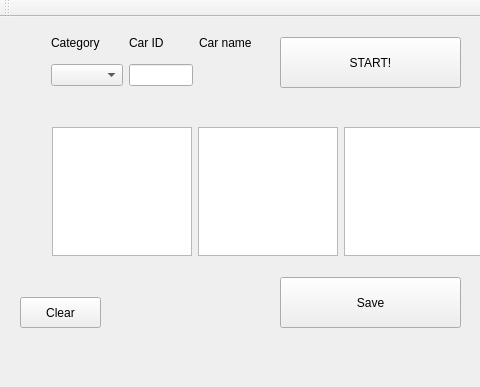
martro/RoboDriftSensors, file Software/Race/windowrace.ui: the form before one commit; both pictures show x 0 to 480 and y 0 to 387 of the 689 by 387 pixel window.
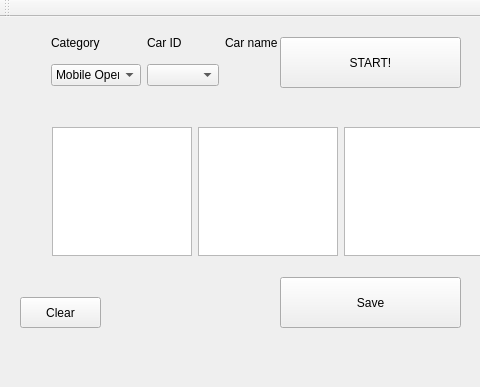
The form after the commit.

Diff of the .ui file:
```diff
--- a/Software/Race/windowrace.ui
+++ b/Software/Race/windowrace.ui
@@ -58,13 +58,29 @@
      <rect>
       <x>40</x>
       <y>0</y>
-      <width>223</width>
+      <width>249</width>
       <height>80</height>
      </rect>
     </property>
     <layout class="QGridLayout" name="gridLayout">
      <item row="1" column="0">
-      <widget class="QComboBox" name="comboBox"/>
+      <widget class="QComboBox" name="comboBoxCategory">
+       <item>
+        <property name="text">
+         <string>Mobile Open</string>
+        </property>
+       </item>
+       <item>
+        <property name="text">
+         <string>RoboDrift</string>
+        </property>
+       </item>
+       <item>
+        <property name="text">
+         <string>RC</string>
+        </property>
+       </item>
+      </widget>
      </item>
      <item row="0" column="0">
       <widget class="QLabel" name="label">
@@ -80,9 +96,6 @@
        </property>
       </widget>
      </item>
-     <item row="1" column="1">
-      <widget class="QLineEdit" name="lineEdit"/>
-     </item>
      <item row="0" column="2">
       <widget class="QLabel" name="label_3">
        <property name="text">
@@ -90,6 +103,9 @@
        </property>
       </widget>
      </item>
+     <item row="1" column="1">
+      <widget class="QComboBox" name="comboBoxID"/>
+     </item>
     </layout>
    </widget>
    <widget class="QWidget" name="horizontalLayoutWidget">
```
